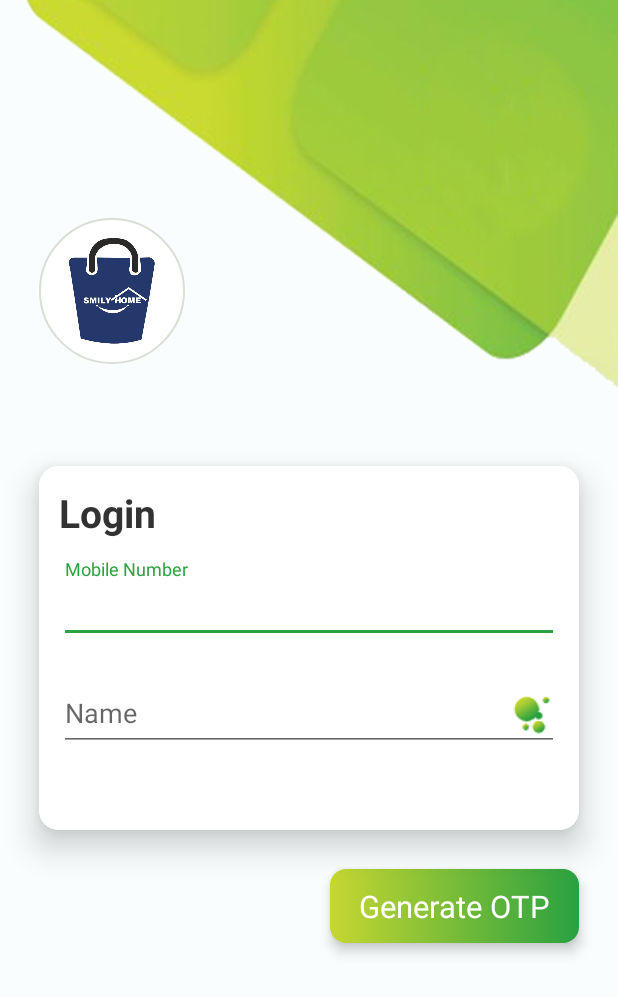
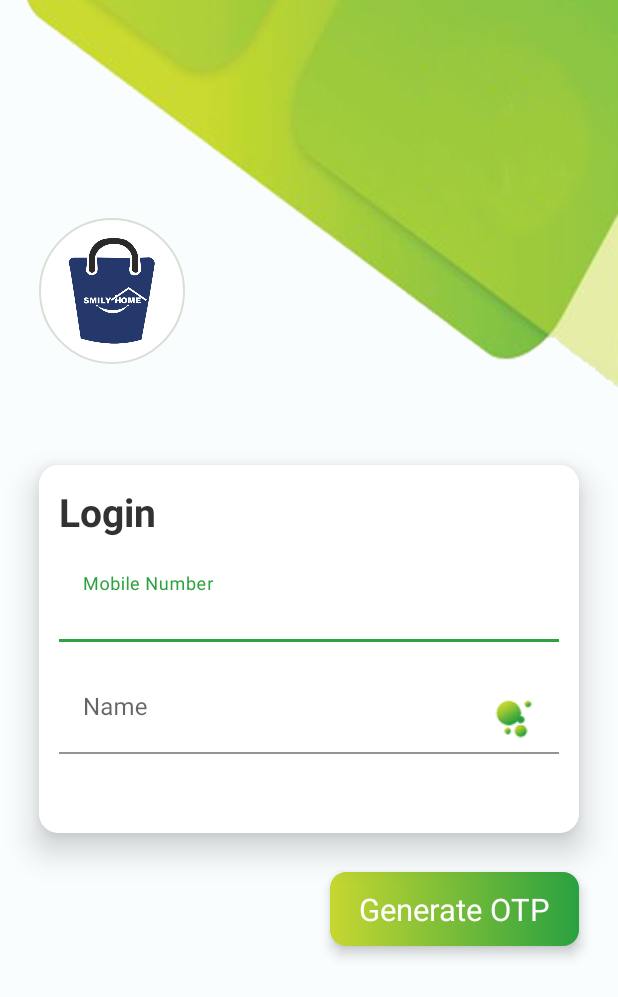
Before and after one commit to mehul-crownstack/SmilyhomeKotlin, an Android app: the screen it shows after launch (MainActivity), on a phone screen of 412 x 824 dp. Shown: the top 997 px of the screen. Run offline under Robolectric (Android 15) with nearby library versions, the phone set to English and light mode, and no system bars; our stand-ins replace Picasso, sdp/ssp sizes; pictures from the network do not load.

Commit message:
Cart badge size showing, changing the edit text background as I changed the OverAll theme.

```diff
--- a/app/src/main/java/com/smilyhome/css/activities/MainActivity.java
+++ b/app/src/main/java/com/smilyhome/css/activities/MainActivity.java
@@ -63,6 +63,9 @@ public class MainActivity extends AppCompatActivity implements View.OnClickListe
     protected void onCreate(Bundle savedInstanceState) {
         super.onCreate(savedInstanceState);
         setContentView(R.layout.activity_main);
+        if (getSupportActionBar() != null) {
+            getSupportActionBar().hide();
+        }
         setRequestedOrientation(ActivityInfo.SCREEN_ORIENTATION_PORTRAIT);
         Toolbar toolbarLayout = findViewById(R.id.toolbarLayout);
         ToolBarManager.getInstance().setupToolbar(toolbarLayout);
@@ -356,4 +359,8 @@ public class MainActivity extends AppCompatActivity implements View.OnClickListe
             }
         }).start();
     }
+
+    public void setCountOnCartIcon(int count) {
+        bottomNavigationView.getOrCreateBadge(R.id.nav_cart).setNumber(count);
+    }
 }
--- a/app/src/main/java/com/smilyhome/css/activities/SplashActivity.java
+++ b/app/src/main/java/com/smilyhome/css/activities/SplashActivity.java
@@ -19,6 +19,9 @@ public class SplashActivity extends AppCompatActivity {
         setRequestedOrientation(ActivityInfo.SCREEN_ORIENTATION_PORTRAIT);
         TextView appVersionTextView = findViewById(R.id.appVersionTextView);
         appVersionTextView.setText("v".concat(BuildConfig.VERSION_NAME));
+        if (getSupportActionBar() != null) {
+            getSupportActionBar().hide();
+        }
         new Handler(Looper.getMainLooper()).postDelayed(() -> {
             startActivity(new Intent(getApplicationContext(), MainActivity.class));
             finish();
--- a/app/src/main/java/com/smilyhome/css/activities/fragments/BaseFragment.java
+++ b/app/src/main/java/com/smilyhome/css/activities/fragments/BaseFragment.java
@@ -149,6 +149,7 @@ public class BaseFragment extends Fragment implements View.OnClickListener {
                 if (response.isSuccessful()) {
                     MyCartResponse addToCartResponse = response.body();
                     if (addToCartResponse != null) {
+                        mActivity.setCountOnCartIcon(addToCartResponse.getCartItemList().size());
                         onUpdatedAddToCartResponse(addToCartResponse);
                     }
                 }
@@ -157,7 +158,6 @@ public class BaseFragment extends Fragment implements View.OnClickListener {
     }
 
     protected void fetchMyCartServerCall() {
-        showProgress();
         new Thread(new Runnable() {
             @Override
             public void run() {
@@ -176,6 +176,7 @@ public class BaseFragment extends Fragment implements View.OnClickListener {
                 if (response.isSuccessful()) {
                     MyCartResponse myCartResponse = response.body();
                     if (myCartResponse != null) {
+                        mActivity.setCountOnCartIcon(myCartResponse.getCartItemList().size());
                         onMyCartResponse(myCartResponse);
                     }
                 }
--- a/app/src/main/java/com/smilyhome/css/activities/fragments/HomeScreenFragment.java
+++ b/app/src/main/java/com/smilyhome/css/activities/fragments/HomeScreenFragment.java
@@ -49,6 +49,7 @@ public class HomeScreenFragment extends BaseFragment implements SwipeRefreshLayo
         super.onStart();
         showBottomNavigationView(true);
         navigationItemClick(1);
+        fetchMyCartServerCall();
     }
 
     @Nullable
--- a/app/src/main/java/com/smilyhome/css/activities/fragments/MyCartFragment.java
+++ b/app/src/main/java/com/smilyhome/css/activities/fragments/MyCartFragment.java
@@ -44,6 +44,7 @@ public class MyCartFragment extends BaseFragment {
         mCartAdapter = new MyCartAdapter();
         cartRecyclerView.setLayoutManager(new LinearLayoutManager(mActivity));
         cartRecyclerView.setAdapter(mCartAdapter);
+        showProgress();
         fetchMyCartServerCall();
     }
 
@@ -89,6 +90,7 @@ public class MyCartFragment extends BaseFragment {
                 if (response.isSuccessful()) {
                     MyCartResponse myCartResponse = response.body();
                     if (myCartResponse != null) {
+                        mActivity.setCountOnCartIcon(myCartResponse.getCartItemList().size());
                         onMyCartResponse(myCartResponse);
                     }
                 }
--- a/app/src/main/res/layout/fragment_login.xml
+++ b/app/src/main/res/layout/fragment_login.xml
@@ -101,6 +101,8 @@
                     android:layout_width="match_parent"
                     android:layout_height="wrap_content"
                     android:layout_marginBottom="@dimen/_10sdp"
+                    android:layout_marginTop="@dimen/_10sdp"
+                    android:background="@color/colorWhite"
                     android:drawablePadding="@dimen/_10sdp"
                     android:hint="@string/enter_6_digit_otp_here"
                     android:inputType="number"
@@ -153,6 +155,7 @@
                     android:layout_width="match_parent"
                     android:layout_height="wrap_content"
                     android:drawablePadding="@dimen/_10sdp"
+                    android:background="@color/colorWhite"
                     android:hint="@string/mobile_number"
                     android:inputType="number"
                     android:maxLength="@integer/mobile_length" />
@@ -172,6 +175,7 @@
                     android:layout_height="wrap_content"
                     android:drawableEnd="@drawable/name_login_dot"
                     android:drawablePadding="@dimen/_10sdp"
+                    android:background="@color/colorWhite"
                     android:hint="@string/name"
                     android:inputType="textPersonName"
                     android:maxLength="@integer/name_length" />
@@ -186,6 +190,7 @@
         android:id="@+id/loginContainer"
         android:layout_width="match_parent"
         android:layout_height="wrap_content"
+        android:visibility="visible"
         card_view:constraint_referenced_ids="cardView,generateOtpTextView" />
 
     <androidx.constraintlayout.widget.Group
--- a/app/src/main/res/layout/fragment_product_detail.xml
+++ b/app/src/main/res/layout/fragment_product_detail.xml
@@ -393,7 +393,7 @@
                     android:textSize="@dimen/_10sdp"
                     app:layout_constraintEnd_toEndOf="parent"
                     app:layout_constraintHorizontal_bias="0.5"
-                    app:layout_constraintStart_toEndOf="@+id/standardDeliveryTextView"
+                    app:layout_constraintStart_toEndOf="@id/standardDeliveryTextView"
                     app:layout_constraintTop_toBottomOf="@id/codAvailableTextView" />
 
             </androidx.constraintlayout.widget.ConstraintLayout>
--- a/app/src/main/res/values/styles.xml
+++ b/app/src/main/res/values/styles.xml
@@ -1,6 +1,6 @@
 <resources>
     <!-- Base application theme. -->
-    <style name="AppTheme" parent="Theme.AppCompat.Light.NoActionBar">
+    <style name="AppTheme" parent="Theme.MaterialComponents.Light.DarkActionBar">
         <!-- Customize your theme here. -->
         <item name="colorPrimary">@color/colorPrimary</item>
         <item name="colorPrimaryDark">@color/colorPrimaryDark</item>
```
